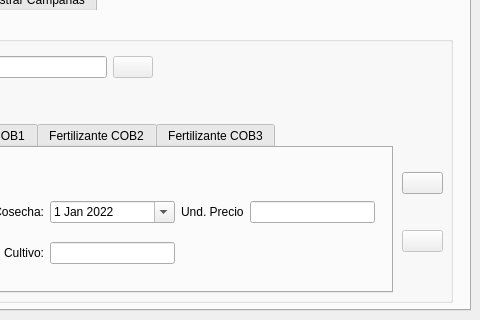
Before: the Qt Designer form ui/agrae_main.ui in franciscocontreras93/agrae, drawn with Qt 5; both pictures show x 320 to 800 and y 280 to 600 of the 800 by 600 pixel window.
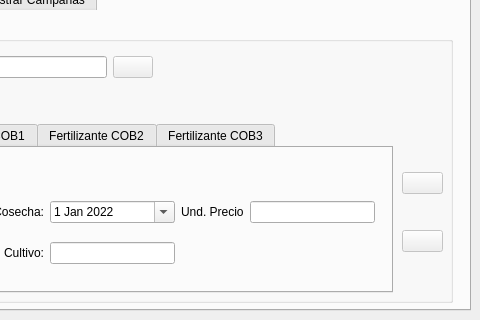
After: the same form once the commit is applied.

Commit message: added functions to explotacion dialog create news exp and other

Patch:
```diff
--- a/ui/agrae_main.ui
+++ b/ui/agrae_main.ui
@@ -1386,7 +1386,7 @@
          <item>
           <widget class="QPushButton" name="btn_crear_campania">
            <property name="enabled">
-            <bool>true</bool>
+            <bool>false</bool>
            </property>
            <property name="text">
             <string/>
```
The commit also changes 6 other files.
